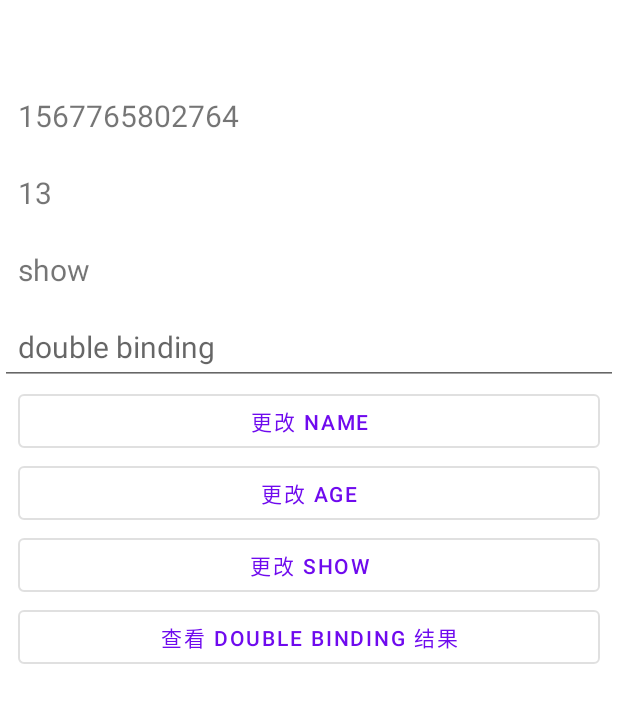
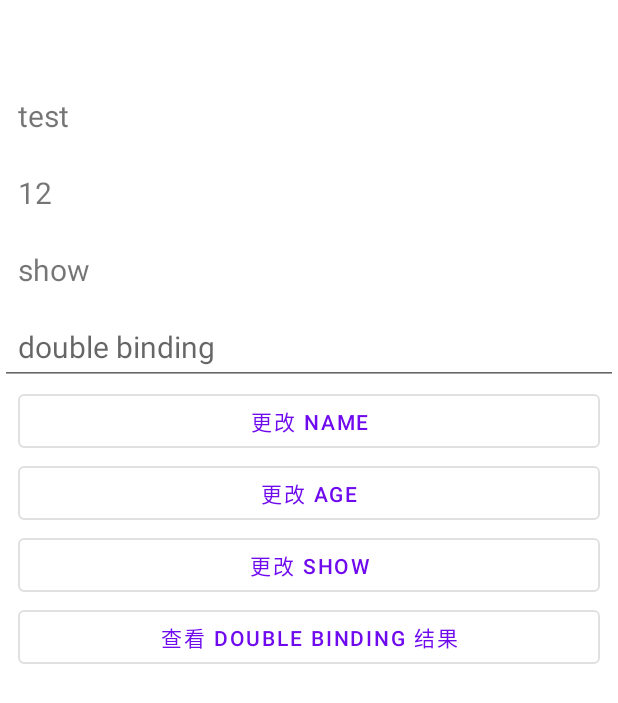
Before and after one commit to KunMinX/Relearn-Android, an Android app: the fragment DatabindingLiveDataFragment placed in its activity, after a tap on "更改 AGE", on a phone screen of 412 x 824 dp. Shown: the top 703 px of the screen. Run offline under Robolectric (Android 15) with nearby library versions, the phone set to English and light mode, and no system bars; our stand-ins replace RxJava, data binding; 1 statement that could not run was skipped; 1 other tap on this screen came first.

Commit message:
将 observale 和 livedata 的案例做区分，他俩都得通过 notifyPropertyChange 来实现精准投放

```diff
--- a/app/src/main/java/com/kunminx/basicfacttesting/test_jetpack/JetpackThirdFragment.java
+++ b/app/src/main/java/com/kunminx/basicfacttesting/test_jetpack/DatabindingLiveDataFragment.java
@@ -20,38 +20,35 @@ import android.os.Bundle;
 import android.view.LayoutInflater;
 import android.view.View;
 import android.view.ViewGroup;
-import android.widget.TextView;
 import android.widget.Toast;
-
-import com.google.android.material.button.MaterialButton;
-import com.kunminx.basicfacttesting.R;
-import com.kunminx.basicfacttesting.databinding.FragmentTestDatabindingBinding;
-import com.kunminx.basicfacttesting.test04_fragment_test.BaseFragment;
 
 import androidx.annotation.NonNull;
 import androidx.annotation.Nullable;
 import androidx.fragment.app.Fragment;
 import androidx.lifecycle.ViewModelProviders;
 
+import com.kunminx.basicfacttesting.R;
+import com.kunminx.basicfacttesting.databinding.FragmentTestDatabindingLivedataBinding;
+
 /**
  * Create by KunMinX at 19/6/27
  */
-public class JetpackThirdFragment extends Fragment {
+public class DatabindingLiveDataFragment extends Fragment {
 
-    private FragmentTestDatabindingBinding mBinding;
-    private TestDataViewModel mViewModel;
+    private FragmentTestDatabindingLivedataBinding mBinding;
+    private TestDataLiveDataViewModel mViewModel;
 
     @Override
     public void onCreate(@Nullable Bundle savedInstanceState) {
         super.onCreate(savedInstanceState);
-        mViewModel = ViewModelProviders.of(this).get(TestDataViewModel.class);
+        mViewModel = ViewModelProviders.of(this).get(TestDataLiveDataViewModel.class);
     }
 
     @Nullable
     @Override
     public View onCreateView(@NonNull LayoutInflater inflater, @Nullable ViewGroup container, @Nullable Bundle savedInstanceState) {
-        View view = inflater.inflate(R.layout.fragment_test_databinding, container, false);
-        mBinding = FragmentTestDatabindingBinding.bind(view);
+        View view = inflater.inflate(R.layout.fragment_test_databinding_livedata, container, false);
+        mBinding = FragmentTestDatabindingLivedataBinding.bind(view);
         mBinding.setLifecycleOwner(this);
         mBinding.setClickProxy(new ClickProxy());
         mBinding.setVm(mViewModel);
@@ -68,28 +65,16 @@ public class JetpackThirdFragment extends Fragment {
         public void nameChange() {
             TestData testData = mViewModel.getTestData().getValue();
             testData.setName(String.valueOf(System.currentTimeMillis()));
-            //...
-            // 上述测试数据假设来自数据层，每次数据层请求得到数据后，只需 liveData setValue，对数据做出刷新，
-            // 绑定了该 liveData 的控件的状态也会随之更新。是谓数据驱动
-            mViewModel.getTestData().setValue(testData);
         }
 
         public void ageChange() {
             TestData testData = mViewModel.getTestData().getValue();
             testData.setAge(mViewModel.getTestData().getValue().getAge() + 1);
-            //...
-            // 上述测试数据假设来自数据层，每次数据层请求得到数据后，只需 liveData setValue，对数据做出刷新，
-            // 绑定了该 liveData 的控件的状态也会随之更新。是谓数据驱动
-            mViewModel.getTestData().setValue(testData);
         }
 
         public void showChange() {
             TestData testData = mViewModel.getTestData().getValue();
             testData.setVisible(!mViewModel.getTestData().getValue().isVisible());
-            //...
-            // 上述测试数据假设来自数据层，每次数据层请求得到数据后，只需 liveData setValue，对数据做出刷新，
-            // 绑定了该 liveData 的控件的状态也会随之更新。是谓数据驱动
-            mViewModel.getTestData().setValue(testData);
         }
 
         public void showDoubleBindingResult() {
--- /dev/null
+++ b/app/src/main/java/com/kunminx/basicfacttesting/test_jetpack/DatabindingObservaleFragment.java
@@ -0,0 +1,87 @@
+package com.kunminx.basicfacttesting.test_jetpack;
+/*
+ * Copyright (c) 2018-2019. KunMinX
+ *
+ * Licensed under the Apache License, Version 2.0 (the "License");
+ * you may not use this file except in compliance with the License.
+ * You may obtain a copy of the License at
+ *
+ *    http://www.apache.org/licenses/LICENSE-2.0
+ *
+ * Unless required by applicable law or agreed to in writing, software
+ * distributed under the License is distributed on an "AS IS" BASIS,
+ * WITHOUT WARRANTIES OR CONDITIONS OF ANY KIND, either express or implied.
+ * See the License for the specific language governing permissions and
+ * limitations under the License.
+ */
+
+
+import android.os.Bundle;
+import android.view.LayoutInflater;
+import android.view.View;
+import android.view.ViewGroup;
+import android.widget.Toast;
+
+import androidx.annotation.NonNull;
+import androidx.annotation.Nullable;
+import androidx.fragment.app.Fragment;
+import androidx.lifecycle.ViewModelProviders;
+
+import com.kunminx.basicfacttesting.R;
+import com.kunminx.basicfacttesting.databinding.FragmentTestDatabindingObserveBinding;
+
+/**
+ * Create by KunMinX at 19/6/27
+ */
+public class DatabindingObservaleFragment extends Fragment {
+
+    private FragmentTestDatabindingObserveBinding mBinding;
+    private TestDataObservableViewModel mViewModel;
+
+    @Override
+    public void onCreate(@Nullable Bundle savedInstanceState) {
+        super.onCreate(savedInstanceState);
+        mViewModel = ViewModelProviders.of(this).get(TestDataObservableViewModel.class);
+    }
+
+    @Nullable
+    @Override
+    public View onCreateView(@NonNull LayoutInflater inflater, @Nullable ViewGroup container, @Nullable Bundle savedInstanceState) {
+        View view = inflater.inflate(R.layout.fragment_test_databinding_observe, container, false);
+        mBinding = FragmentTestDatabindingObserveBinding.bind(view);
+        mBinding.setLifecycleOwner(this);
+        mBinding.setClickProxy(new ClickProxy());
+        mBinding.setVm(mViewModel);
+        return view;
+    }
+
+    @Override
+    public void onViewCreated(@NonNull View view, @Nullable Bundle savedInstanceState) {
+        super.onViewCreated(view, savedInstanceState);
+
+    }
+
+    public class ClickProxy {
+        public void nameChange() {
+            TestData testData = mViewModel.getTestData().get();
+            testData.setName(String.valueOf(System.currentTimeMillis()));
+        }
+
+        public void ageChange() {
+            TestData testData = mViewModel.getTestData().get();
+            testData.setAge(mViewModel.getTestData().get().getAge() + 1);
+        }
+
+        public void showChange() {
+            TestData testData = mViewModel.getTestData().get();
+            testData.setVisible(!mViewModel.getTestData().get().isVisible());
+        }
+
+        public void showDoubleBindingResult() {
+            //每次都能获取到最新的、由控件变化时自动推到状态变量的状态值
+            Toast.makeText(getActivity().getApplicationContext(),
+                    mViewModel.getTestData().get().getMsg(), Toast.LENGTH_SHORT).show();
+        }
+    }
+
+}
--- a/app/src/main/java/com/kunminx/basicfacttesting/test_jetpack/JetpackActivity.java
+++ b/app/src/main/java/com/kunminx/basicfacttesting/test_jetpack/JetpackActivity.java
@@ -69,12 +69,20 @@ public class JetpackActivity extends AppCompatActivity {
     }
 
     private void loadThirdFragment() {
-        JetpackThirdFragment fragment = new JetpackThirdFragment();
+        DatabindingLiveDataFragment fragment = new DatabindingLiveDataFragment();
 
         getSupportFragmentManager().beginTransaction()
                 .add(R.id.fragment_container, fragment,
-                        JetpackThirdFragment.class.getSimpleName())
+                        DatabindingLiveDataFragment.class.getSimpleName())
                 .addToBackStack(null)
                 .commit();
+
+        /*DatabindingObservaleFragment fragment = new DatabindingObservaleFragment();
+
+        getSupportFragmentManager().beginTransaction()
+                .add(R.id.fragment_container, fragment,
+                        DatabindingObservaleFragment.class.getSimpleName())
+                .addToBackStack(null)
+                .commit();*/
     }
 }
--- a/app/src/main/java/com/kunminx/basicfacttesting/test_jetpack/TestData.java
+++ b/app/src/main/java/com/kunminx/basicfacttesting/test_jetpack/TestData.java
@@ -1,9 +1,14 @@
 package com.kunminx.basicfacttesting.test_jetpack;
+
+import androidx.databinding.BaseObservable;
+import androidx.databinding.Bindable;
+
+import com.kunminx.basicfacttesting.BR;
 
 /**
  * Create by KunMinX at 19/9/5
  */
-public class TestData {
+public class TestData extends BaseObservable {
     private String name;
     private int age;
     private boolean visible;
@@ -15,36 +20,44 @@ public class TestData {
         this.visible = visible;
     }
 
+    @Bindable
     public String getName() {
         return name;
     }
 
     public void setName(String name) {
         this.name = name;
+        notifyPropertyChanged(com.kunminx.basicfacttesting.BR.name);
     }
 
+    @Bindable
     public int getAge() {
         return age;
     }
 
     public void setAge(int age) {
         this.age = age;
+        notifyPropertyChanged(com.kunminx.basicfacttesting.BR.age);
     }
 
+    @Bindable
     public boolean isVisible() {
         return visible;
     }
 
     public void setVisible(boolean visible) {
         this.visible = visible;
+        notifyPropertyChanged(com.kunminx.basicfacttesting.BR.visible);
     }
 
+    @Bindable
     public String getMsg() {
         return msg;
     }
 
     public void setMsg(String msg) {
         this.msg = msg;
+        notifyPropertyChanged(com.kunminx.basicfacttesting.BR.msg);
     }
 
 }
--- a/app/src/main/java/com/kunminx/basicfacttesting/test_jetpack/TestDataViewModel.java
+++ b/app/src/main/java/com/kunminx/basicfacttesting/test_jetpack/TestDataLiveDataViewModel.java
@@ -1,12 +1,13 @@
 package com.kunminx.basicfacttesting.test_jetpack;
 
+import androidx.databinding.ObservableField;
 import androidx.lifecycle.MutableLiveData;
 import androidx.lifecycle.ViewModel;
 
 /**
  * Create by KunMinX at 19/9/5
  */
-public class TestDataViewModel extends ViewModel {
+public class TestDataLiveDataViewModel extends ViewModel {
 
     private MutableLiveData<TestData> mData;
 
--- /dev/null
+++ b/app/src/main/java/com/kunminx/basicfacttesting/test_jetpack/TestDataObservableViewModel.java
@@ -0,0 +1,21 @@
+package com.kunminx.basicfacttesting.test_jetpack;
+
+import androidx.databinding.ObservableField;
+import androidx.lifecycle.ViewModel;
+
+/**
+ * Create by KunMinX at 19/9/5
+ */
+public class TestDataObservableViewModel extends ViewModel {
+
+    private TestData mTestData = new TestData("test", 12, true);
+
+    private ObservableField<TestData> mField = new ObservableField<>();
+
+    public ObservableField<TestData> getTestData() {
+        if (mField.get() == null) {
+            mField.set(mTestData);
+        }
+        return mField;
+    }
+}
--- /dev/null
+++ b/app/src/main/res/layout/fragment_test_databinding_livedata.xml
@@ -0,0 +1,113 @@
+<?xml version="1.0" encoding="utf-8"?>
+<layout xmlns:android="http://schemas.android.com/apk/res/android"
+    xmlns:tools="http://schemas.android.com/tools">
+
+    <data>
+
+        <variable
+            name="vm"
+            type="com.kunminx.basicfacttesting.test_jetpack.TestDataLiveDataViewModel" />
+
+        <variable
+            name="clickProxy"
+            type="com.kunminx.basicfacttesting.test_jetpack.DatabindingLiveDataFragment.ClickProxy" />
+
+        <import type="android.view.View" />
+
+    </data>
+
+    <LinearLayout
+        android:layout_width="match_parent"
+        android:layout_height="match_parent"
+        android:background="#fff"
+        android:orientation="vertical">
+
+        <TextView
+            android:id="@+id/tv_tag"
+            android:layout_width="match_parent"
+            android:layout_height="wrap_content"
+            android:padding="12dp"
+            android:textSize="20sp"
+            tools:text="Fragment DataBinding Test" />
+
+        <TextView
+            android:id="@+id/tv_name"
+            android:layout_width="match_parent"
+            android:layout_height="wrap_content"
+            android:padding="12dp"
+            android:text="@{vm.testData.name}"
+            android:textSize="20sp"
+            tools:text="name" />
+
+        <TextView
+            android:id="@+id/tv_age"
+            android:layout_width="match_parent"
+            android:layout_height="wrap_content"
+            android:padding="12dp"
+            android:text="@{String.valueOf(vm.testData.age)}"
+            android:textSize="20sp"
+            tools:text="age" />
+
+        <TextView
+            android:id="@+id/tv_show"
+            android:layout_width="match_parent"
+            android:layout_height="wrap_content"
+            android:padding="12dp"
+            android:text="show"
+            android:textSize="20sp"
+            android:visibility="@{vm.testData.visible?View.VISIBLE:View.GONE}" />
+
+        <EditText
+            android:id="@+id/et_msg"
+            android:layout_width="match_parent"
+            android:layout_height="wrap_content"
+            android:hint="double binding"
+            android:padding="12dp"
+            android:text="@={vm.testData.msg}"
+            android:textSize="20sp"
+            tools:text="double binding" />
+
+        <com.google.android.material.button.MaterialButton
+            android:id="@+id/btn_name"
+            style="@style/Widget.MaterialComponents.Button.OutlinedButton"
+            android:layout_width="match_parent"
+            android:layout_height="wrap_content"
+            android:layout_marginLeft="12dp"
+            android:layout_marginRight="12dp"
+            android:onClick="@{()->clickProxy.nameChange()}"
+            android:text="更改 name" />
+
+        <com.google.android.material.button.MaterialButton
+            android:id="@+id/btn_age"
+            style="@style/Widget.MaterialComponents.Button.OutlinedButton"
+            android:layout_width="match_parent"
+            android:layout_height="wrap_content"
+            android:layout_marginLeft="12dp"
+            android:layout_marginRight="12dp"
+            android:onClick="@{()->clickProxy.ageChange()}"
+            android:text="更改 age" />
+
+        <com.google.android.material.button.MaterialButton
+            android:id="@+id/btn_show"
+            style="@style/Widget.MaterialComponents.Button.OutlinedButton"
+            android:layout_width="match_parent"
+            android:layout_height="wrap_content"
+            android:layout_marginLeft="12dp"
+            android:layout_marginRight="12dp"
+            android:onClick="@{()->clickProxy.showChange()}"
+            android:text="更改 show" />
+
+        <com.google.android.material.button.MaterialButton
+            android:id="@+id/btn_double"
+            style="@style/Widget.MaterialComponents.Button.OutlinedButton"
+            android:layout_width="match_parent"
+            android:layout_height="wrap_content"
+            android:layout_marginLeft="12dp"
+            android:layout_marginRight="12dp"
+            android:onClick="@{()->clickProxy.showDoubleBindingResult()}"
+            android:text="查看 double binding 结果" />
+
+
+    </LinearLayout>
+
+</layout>
--- a/app/src/main/res/layout/fragment_test_databinding.xml
+++ b/app/src/main/res/layout/fragment_test_databinding_observe.xml
@@ -6,11 +6,11 @@
 
         <variable
             name="vm"
-            type="com.kunminx.basicfacttesting.test_jetpack.TestDataViewModel" />
+            type="com.kunminx.basicfacttesting.test_jetpack.TestDataObservableViewModel" />
 
         <variable
             name="clickProxy"
-            type="com.kunminx.basicfacttesting.test_jetpack.JetpackThirdFragment.ClickProxy" />
+            type="com.kunminx.basicfacttesting.test_jetpack.DatabindingObservaleFragment.ClickProxy" />
 
         <import type="android.view.View" />
 
```
